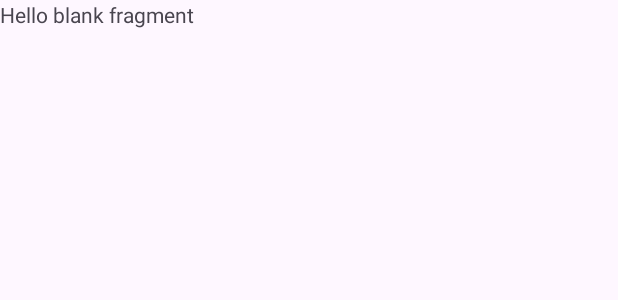
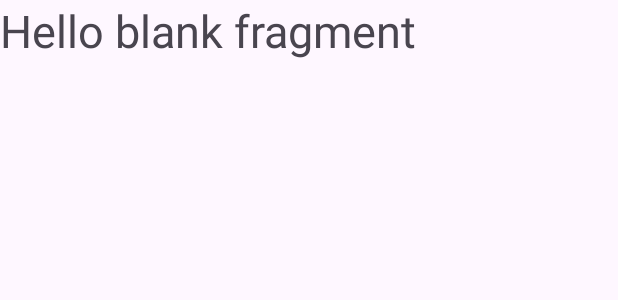
Before and after one commit to aarav-goel12/EduBook, an Android app: the layout fragment_test.xml on its own in the app's theme, with its tools: preview values and no code run, on a phone screen of 412 x 824 dp. Shown: the top 300 px of the screen. Run offline under Robolectric (Android 15) with nearby library versions, the light colour scheme and no system bars.

Commit message:
duplicatclass error, safeArgs added, Direction and Args used(not running)

```diff
--- a/app/build.gradle.kts
+++ b/app/build.gradle.kts
@@ -47,9 +47,9 @@ dependencies {
     implementation(libs.androidx.appcompat)
    implementation("androidx.navigation:navigation-safe-args-gradle-plugin:2.7.7")
     implementation(libs.material)
-    implementation(libs.androidx.constraintlayout)
+//    implementation(libs.androidx.constraintlayout)
 //    implementation(libs.androidx.navigation.fragment.ktx)
-    implementation(libs.androidx.navigation.ui.ktx)
+//    implementation(libs.androidx.navigation.ui.ktx)
     testImplementation(libs.junit)
     androidTestImplementation(libs.androidx.junit)
     androidTestImplementation(libs.androidx.espresso.core)
--- a/app/src/main/java/com/example/edubook/TestFragment.kt
+++ b/app/src/main/java/com/example/edubook/TestFragment.kt
@@ -5,6 +5,8 @@ import androidx.fragment.app.Fragment
 import android.view.LayoutInflater
 import android.view.View
 import android.view.ViewGroup
+import android.widget.TextView
+
 class TestFragment : Fragment() {
     override fun onCreate(savedInstanceState: Bundle?) {
         super.onCreate(savedInstanceState)
@@ -15,6 +17,10 @@ class TestFragment : Fragment() {
         savedInstanceState: Bundle?
     ): View? {
         val view = inflater.inflate(R.layout.fragment_test, container, false)
+        val text = view.findViewById<TextView>(R.id.TextTestId)
+        val argument = TestFragmentArgs.fromBundle(requireArguments())
+        val message = argument.Test
+        text.setText(message)
         return view
     }
 }
--- a/app/src/main/res/layout/fragment_test.xml
+++ b/app/src/main/res/layout/fragment_test.xml
@@ -7,8 +7,10 @@
 
     <!-- TODO: Update blank fragment layout -->
     <TextView
+        android:id="@+id/TextTestId"
         android:layout_width="match_parent"
         android:layout_height="match_parent"
-        android:text="@string/hello_blank_fragment" />
+        android:text="@string/hello_blank_fragment"
+        android:textSize="30dp"/>
 
 </FrameLayout>
```
